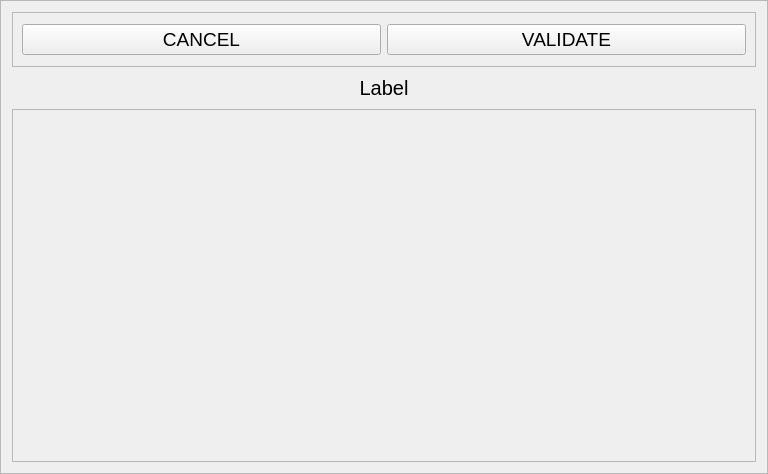
Before: the Qt Designer form python_interface/uis/genericScenarioSelection.ui in cbgp/diyabc, drawn with Qt 5.
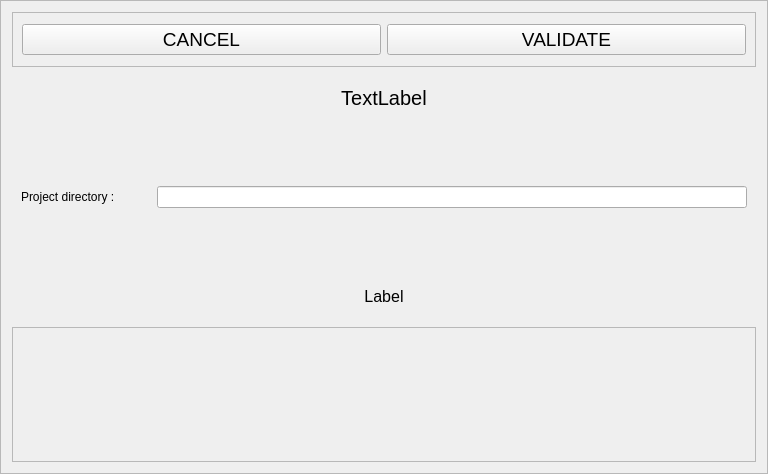
After: the same form once the commit is applied.

Diff of the .ui file:
```diff
--- a/python_interface/uis/genericScenarioSelection.ui
+++ b/python_interface/uis/genericScenarioSelection.ui
@@ -87,22 +87,83 @@
     </widget>
    </item>
    <item>
-    <widget class="QLabel" name="selectionLabel">
+    <widget class="QLabel" name="analysisTypeLabel">
      <property name="minimumSize">
       <size>
        <width>0</width>
-       <height>30</height>
+       <height>50</height>
       </size>
      </property>
      <property name="maximumSize">
       <size>
        <width>16777215</width>
-       <height>30</height>
+       <height>50</height>
       </size>
      </property>
      <property name="font">
       <font>
        <pointsize>15</pointsize>
+      </font>
+     </property>
+     <property name="text">
+      <string>TextLabel</string>
+     </property>
+     <property name="alignment">
+      <set>Qt::AlignCenter</set>
+     </property>
+    </widget>
+   </item>
+   <item>
+    <widget class="QFrame" name="frame_2">
+     <property name="frameShape">
+      <enum>QFrame::NoFrame</enum>
+     </property>
+     <property name="frameShadow">
+      <enum>QFrame::Raised</enum>
+     </property>
+     <layout class="QHBoxLayout" name="horizontalLayout_2">
+      <item>
+       <widget class="QLabel" name="label_6">
+        <property name="minimumSize">
+         <size>
+          <width>130</width>
+          <height>0</height>
+         </size>
+        </property>
+        <property name="maximumSize">
+         <size>
+          <width>130</width>
+          <height>16777215</height>
+         </size>
+        </property>
+        <property name="text">
+         <string>Project directory : </string>
+        </property>
+       </widget>
+      </item>
+      <item>
+       <widget class="QLineEdit" name="projectDirEdit"/>
+      </item>
+     </layout>
+    </widget>
+   </item>
+   <item>
+    <widget class="QLabel" name="selectionLabel">
+     <property name="minimumSize">
+      <size>
+       <width>0</width>
+       <height>50</height>
+      </size>
+     </property>
+     <property name="maximumSize">
+      <size>
+       <width>16777215</width>
+       <height>50</height>
+      </size>
+     </property>
+     <property name="font">
+      <font>
+       <pointsize>12</pointsize>
       </font>
      </property>
      <property name="text">
```
